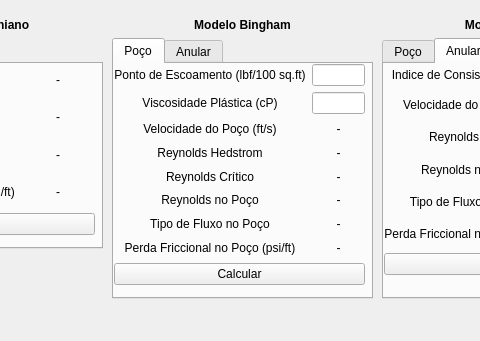
The window that src-v2/CSimuladorPoco.ui (ldsc/ProjetoEngenharia-SoftwareEducacionalParaAnaliseESolucaoDeProblemasEmEngenhariaDePoco) describes before a commit, drawn with Qt 5; both pictures show x 408 to 888 and y 391 to 732 of the 1416 by 732 pixel window.
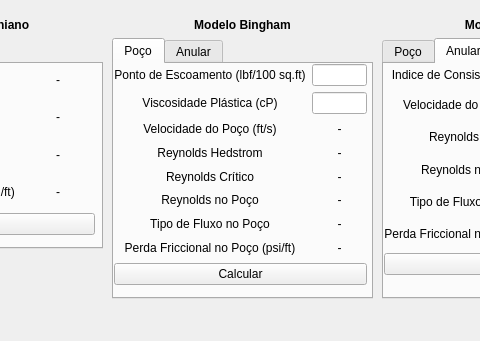
The same window after the commit. The open tabs and pages were chosen to show the change. Custom widgets are drawn as their Qt base class.

```diff
--- a/src-v2/CSimuladorPoco.ui
+++ b/src-v2/CSimuladorPoco.ui
@@ -728,7 +728,7 @@
           <rect>
            <x>0</x>
            <y>0</y>
-           <width>251</width>
+           <width>253</width>
            <height>221</height>
           </rect>
          </property>
```
Left out of the diff: 8 changed lines with no effect on the pictures.
